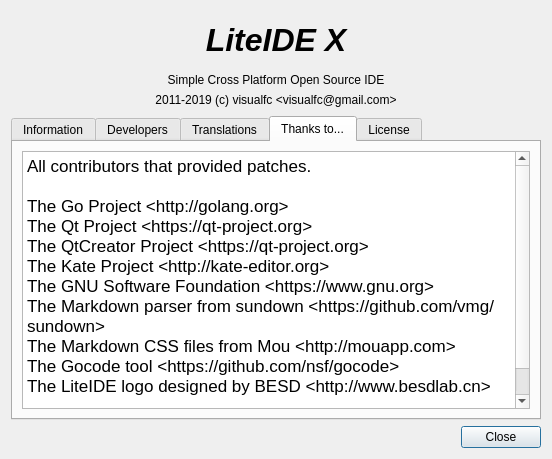
Qt form liteidex/src/liteapp/aboutdialog.ui (visualfc/liteide) before a commit.
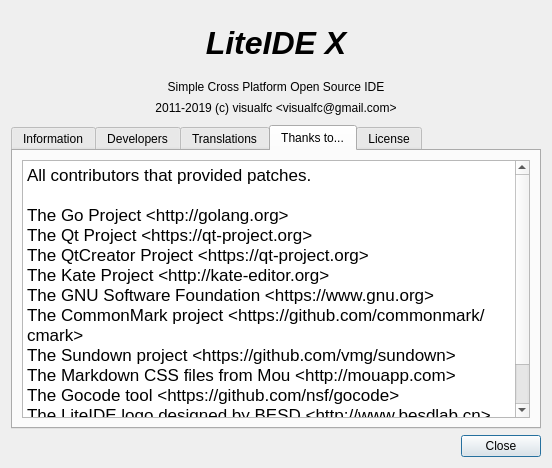
The same form after that commit. The open tabs and pages were chosen to show the change. Icons and pictures are not drawn.

Commit message: add cmark for markdown to html, replace sundown

What changed in the file:
```diff
--- a/liteidex/src/liteapp/aboutdialog.ui
+++ b/liteidex/src/liteapp/aboutdialog.ui
@@ -7,7 +7,7 @@
     <x>0</x>
     <y>0</y>
     <width>552</width>
-    <height>459</height>
+    <height>468</height>
    </rect>
   </property>
   <property name="sizePolicy">
@@ -551,19 +551,20 @@
 &lt;html&gt;&lt;head&gt;&lt;meta name=&quot;qrichtext&quot; content=&quot;1&quot; /&gt;&lt;style type=&quot;text/css&quot;&gt;
 p, li { white-space: pre-wrap; }
 &lt;/style&gt;&lt;/head&gt;&lt;body style=&quot; font-family:'.SF NS Text'; font-size:13pt; font-weight:400; font-style:normal;&quot;&gt;
-&lt;p style=&quot; margin-top:0px; margin-bottom:0px; margin-left:0px; margin-right:0px; -qt-block-indent:0; text-indent:0px;&quot;&gt;All contributors that provided patches.&lt;/p&gt;
-&lt;p style=&quot;-qt-paragraph-type:empty; margin-top:0px; margin-bottom:0px; margin-left:0px; margin-right:0px; -qt-block-indent:0; text-indent:0px;&quot;&gt;&lt;br /&gt;&lt;/p&gt;
-&lt;p style=&quot; margin-top:0px; margin-bottom:0px; margin-left:0px; margin-right:0px; -qt-block-indent:0; text-indent:0px;&quot;&gt;The Go Project &amp;lt;http://golang.org&amp;gt;&lt;/p&gt;
-&lt;p style=&quot; margin-top:0px; margin-bottom:0px; margin-left:0px; margin-right:0px; -qt-block-indent:0; text-indent:0px;&quot;&gt;The Qt Project &amp;lt;https://qt-project.org&amp;gt;&lt;/p&gt;
-&lt;p style=&quot; margin-top:0px; margin-bottom:0px; margin-left:0px; margin-right:0px; -qt-block-indent:0; text-indent:0px;&quot;&gt;The QtCreator Project &amp;lt;https://qt-project.org&amp;gt;&lt;/p&gt;
-&lt;p style=&quot; margin-top:0px; margin-bottom:0px; margin-left:0px; margin-right:0px; -qt-block-indent:0; text-indent:0px;&quot;&gt;The Kate Project &amp;lt;http://kate-editor.org&amp;gt;&lt;/p&gt;
-&lt;p style=&quot; margin-top:0px; margin-bottom:0px; margin-left:0px; margin-right:0px; -qt-block-indent:0; text-indent:0px;&quot;&gt;The GNU Software Foundation &amp;lt;https://www.gnu.org&amp;gt;&lt;/p&gt;
-&lt;p style=&quot; margin-top:0px; margin-bottom:0px; margin-left:0px; margin-right:0px; -qt-block-indent:0; text-indent:0px;&quot;&gt;The Markdown parser from sundown &amp;lt;https://github.com/vmg/sundown&amp;gt;&lt;/p&gt;
-&lt;p style=&quot; margin-top:0px; margin-bottom:0px; margin-left:0px; margin-right:0px; -qt-block-indent:0; text-indent:0px;&quot;&gt;The Markdown CSS files from Mou &amp;lt;http://mouapp.com&amp;gt;&lt;/p&gt;
-&lt;p style=&quot; margin-top:0px; margin-bottom:0px; margin-left:0px; margin-right:0px; -qt-block-indent:0; text-indent:0px;&quot;&gt;The Gocode tool &amp;lt;https://github.com/nsf/gocode&amp;gt;&lt;/p&gt;
-&lt;p style=&quot; margin-top:0px; margin-bottom:0px; margin-left:0px; margin-right:0px; -qt-block-indent:0; text-indent:0px;&quot;&gt;The LiteIDE logo designed by BESD &amp;lt;http://www.besdlab.cn&amp;gt;&lt;/p&gt;
-&lt;p style=&quot;-qt-paragraph-type:empty; margin-top:0px; margin-bottom:0px; margin-left:0px; margin-right:0px; -qt-block-indent:0; text-indent:0px;&quot;&gt;&lt;br /&gt;&lt;/p&gt;
-&lt;p style=&quot; margin-top:0px; margin-bottom:0px; margin-left:0px; margin-right:0px; -qt-block-indent:0; text-indent:0px;&quot;&gt;Last, but not least, the open-source community.&lt;/p&gt;&lt;/body&gt;&lt;/html&gt;</string>
+&lt;p style=&quot; margin-top:0px; margin-bottom:0px; margin-left:0px; margin-right:0px; -qt-block-indent:0; text-indent:0px;&quot;&gt;&lt;span style=&quot; font-family:'.SF NS Text';&quot;&gt;All contributors that provided patches.&lt;/span&gt;&lt;/p&gt;
+&lt;p style=&quot;-qt-paragraph-type:empty; margin-top:0px; margin-bottom:0px; margin-left:0px; margin-right:0px; -qt-block-indent:0; text-indent:0px; font-family:'.SF NS Text';&quot;&gt;&lt;br /&gt;&lt;/p&gt;
+&lt;p style=&quot; margin-top:0px; margin-bottom:0px; margin-left:0px; margin-right:0px; -qt-block-indent:0; text-indent:0px;&quot;&gt;&lt;span style=&quot; font-family:'.SF NS Text';&quot;&gt;The Go Project &amp;lt;http://golang.org&amp;gt;&lt;/span&gt;&lt;/p&gt;
+&lt;p style=&quot; margin-top:0px; margin-bottom:0px; margin-left:0px; margin-right:0px; -qt-block-indent:0; text-indent:0px;&quot;&gt;&lt;span style=&quot; font-family:'.SF NS Text';&quot;&gt;The Qt Project &amp;lt;https://qt-project.org&amp;gt;&lt;/span&gt;&lt;/p&gt;
+&lt;p style=&quot; margin-top:0px; margin-bottom:0px; margin-left:0px; margin-right:0px; -qt-block-indent:0; text-indent:0px;&quot;&gt;&lt;span style=&quot; font-family:'.SF NS Text';&quot;&gt;The QtCreator Project &amp;lt;https://qt-project.org&amp;gt;&lt;/span&gt;&lt;/p&gt;
+&lt;p style=&quot; margin-top:0px; margin-bottom:0px; margin-left:0px; margin-right:0px; -qt-block-indent:0; text-indent:0px;&quot;&gt;&lt;span style=&quot; font-family:'.SF NS Text';&quot;&gt;The Kate Project &amp;lt;http://kate-editor.org&amp;gt;&lt;/span&gt;&lt;/p&gt;
+&lt;p style=&quot; margin-top:0px; margin-bottom:0px; margin-left:0px; margin-right:0px; -qt-block-indent:0; text-indent:0px;&quot;&gt;&lt;span style=&quot; font-family:'.SF NS Text';&quot;&gt;The GNU Software Foundation &amp;lt;https://www.gnu.org&amp;gt;&lt;/span&gt;&lt;/p&gt;
+&lt;p style=&quot; margin-top:0px; margin-bottom:0px; margin-left:0px; margin-right:0px; -qt-block-indent:0; text-indent:0px;&quot;&gt;&lt;span style=&quot; font-family:'.SF NS Text';&quot;&gt;The CommonMark project &amp;lt;https://github.com/commonmark/cmark&amp;gt;&lt;/span&gt;&lt;/p&gt;
+&lt;p style=&quot; margin-top:0px; margin-bottom:0px; margin-left:0px; margin-right:0px; -qt-block-indent:0; text-indent:0px;&quot;&gt;&lt;span style=&quot; font-family:'.SF NS Text';&quot;&gt;The Sundown project &amp;lt;https://github.com/vmg/sundown&amp;gt;&lt;/span&gt;&lt;/p&gt;
+&lt;p style=&quot; margin-top:0px; margin-bottom:0px; margin-left:0px; margin-right:0px; -qt-block-indent:0; text-indent:0px;&quot;&gt;&lt;span style=&quot; font-family:'.SF NS Text';&quot;&gt;The Markdown CSS files from Mou &amp;lt;http://mouapp.com&amp;gt;&lt;/span&gt;&lt;/p&gt;
+&lt;p style=&quot; margin-top:0px; margin-bottom:0px; margin-left:0px; margin-right:0px; -qt-block-indent:0; text-indent:0px;&quot;&gt;&lt;span style=&quot; font-family:'.SF NS Text';&quot;&gt;The Gocode tool &amp;lt;https://github.com/nsf/gocode&amp;gt;&lt;/span&gt;&lt;/p&gt;
+&lt;p style=&quot; margin-top:0px; margin-bottom:0px; margin-left:0px; margin-right:0px; -qt-block-indent:0; text-indent:0px;&quot;&gt;&lt;span style=&quot; font-family:'.SF NS Text';&quot;&gt;The LiteIDE logo designed by BESD &amp;lt;http://www.besdlab.cn&amp;gt;&lt;/span&gt;&lt;/p&gt;
+&lt;p style=&quot;-qt-paragraph-type:empty; margin-top:0px; margin-bottom:0px; margin-left:0px; margin-right:0px; -qt-block-indent:0; text-indent:0px; font-family:'.SF NS Text';&quot;&gt;&lt;br /&gt;&lt;/p&gt;
+&lt;p style=&quot; margin-top:0px; margin-bottom:0px; margin-left:0px; margin-right:0px; -qt-block-indent:0; text-indent:0px;&quot;&gt;&lt;span style=&quot; font-family:'.SF NS Text';&quot;&gt;Last, but not least, the open-source community.&lt;/span&gt;&lt;/p&gt;&lt;/body&gt;&lt;/html&gt;</string>
          </property>
         </widget>
        </item>
```
Left out of the diff: 14 changed lines with no effect on the pictures. The commit also changes 60 other files.
